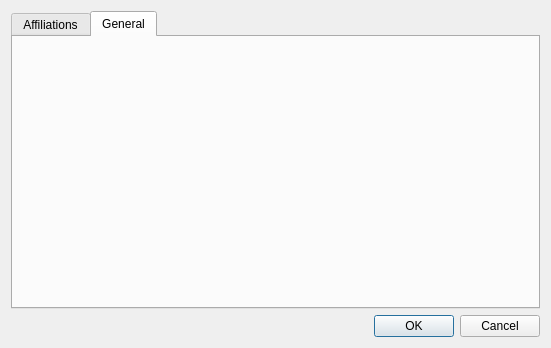
Qt form configureroom.ui (HappySeaFox/tht) before a commit.
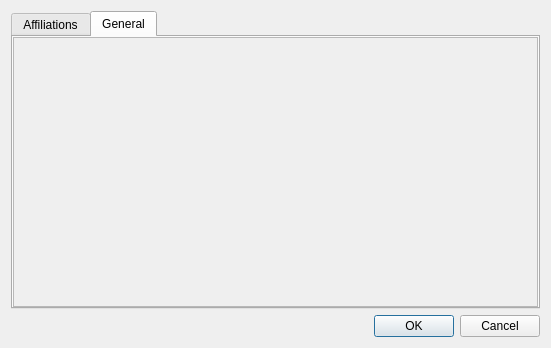
The same form after that commit. The open tabs and pages were chosen to show the change.

The edit to the form file:
```diff
--- a/configureroom.ui
+++ b/configureroom.ui
@@ -187,6 +187,28 @@
       <attribute name="title">
        <string>General</string>
       </attribute>
+      <layout class="QGridLayout" name="gridLayout_3">
+       <property name="margin">
+        <number>0</number>
+       </property>
+       <item row="0" column="0">
+        <widget class="QScrollArea" name="scrollArea">
+         <property name="widgetResizable">
+          <bool>true</bool>
+         </property>
+         <widget class="QWidget" name="scrollAreaWidgetContents">
+          <property name="geometry">
+           <rect>
+            <x>0</x>
+            <y>0</y>
+            <width>525</width>
+            <height>273</height>
+           </rect>
+          </property>
+         </widget>
+        </widget>
+       </item>
+      </layout>
      </widget>
     </widget>
    </item>
```
Left out of the diff: 20 changed lines with no effect on the pictures.
